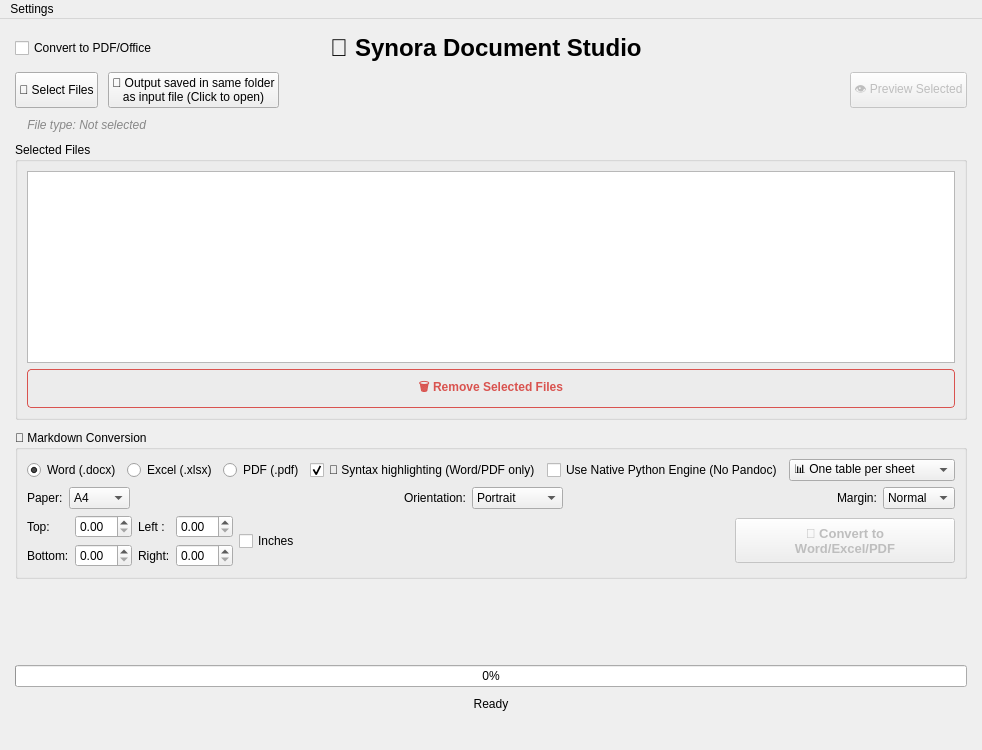
Before: the Qt Designer form ui/main_window.ui in Arean82/Markdown-to-Word-Excel-Converter, drawn with Qt 5.
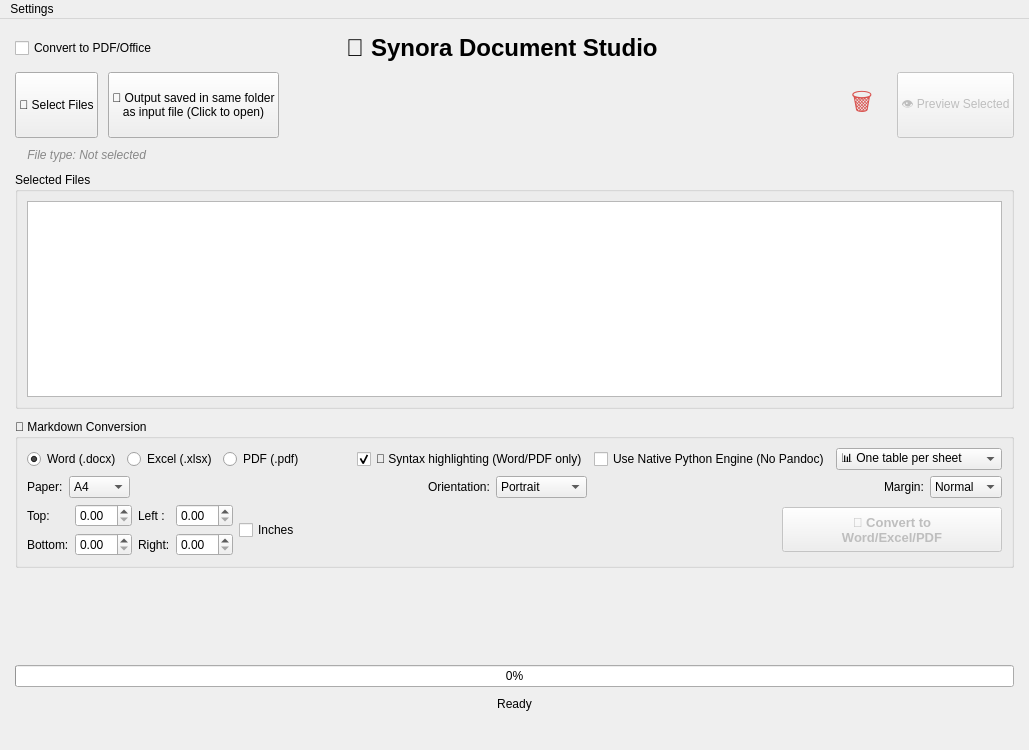
After: the same form once the commit is applied.

Commit message: feat: add initial main window UI layout and update project branding in readme

Diff of the .ui file:
```diff
--- a/ui/main_window.ui
+++ b/ui/main_window.ui
@@ -6,7 +6,7 @@
    <rect>
     <x>0</x>
     <y>0</y>
-    <width>900</width>
+    <width>1029</width>
     <height>750</height>
    </rect>
   </property>
@@ -141,6 +141,25 @@
         </property>
        </spacer>
       </item>
+      <item>
+       <widget class="QPushButton" name="btnDeleteSelected">
+        <property name="minimumSize">
+         <size>
+          <width>50</width>
+          <height>50</height>
+         </size>
+        </property>
+        <property name="toolTip">
+         <string>Remove Selected Files</string>
+        </property>
+        <property name="styleSheet">
+         <string>font-size: 24px; padding: 10px; color: #d9534f; background-color: transparent; border-radius: 4px; border: 2px solid transparent;</string>
+        </property>
+        <property name="text">
+         <string>🗑️</string>
+        </property>
+       </widget>
+      </item>
       <item>
        <widget class="QPushButton" name="previewBtn">
         <property name="enabled">
@@ -199,7 +218,7 @@
          </property>
         </widget>
        </item>
-      <item><widget class="QPushButton" name="btnDeleteSelected"><property name="text"><string>🗑️ Remove Selected Files</string></property><property name="styleSheet"><string>padding: 8px; color: #d9534f; font-weight: bold; border-radius: 4px; border: 1px solid #d9534f;</string></property></widget></item></layout>
+      </layout>
      </widget>
     </item>
     <item>
@@ -781,8 +800,8 @@
     <rect>
      <x>0</x>
      <y>0</y>
-     <width>900</width>
-     <height>22</height>
+     <width>1029</width>
+     <height>33</height>
     </rect>
    </property>
    <widget class="QMenu" name="menuSettings">
@@ -791,7 +810,7 @@
     </property>
     <addaction name="actionAIFeatures" />
    </widget>
-   <addaction name="menuSettings" />
+   <addaction name="menuSettings"/>
   </widget>
   <action name="actionAIFeatures">
    <property name="text">
```
Left out of the diff: 18 changed lines with no effect on the pictures. The commit also changes 1 other file.
